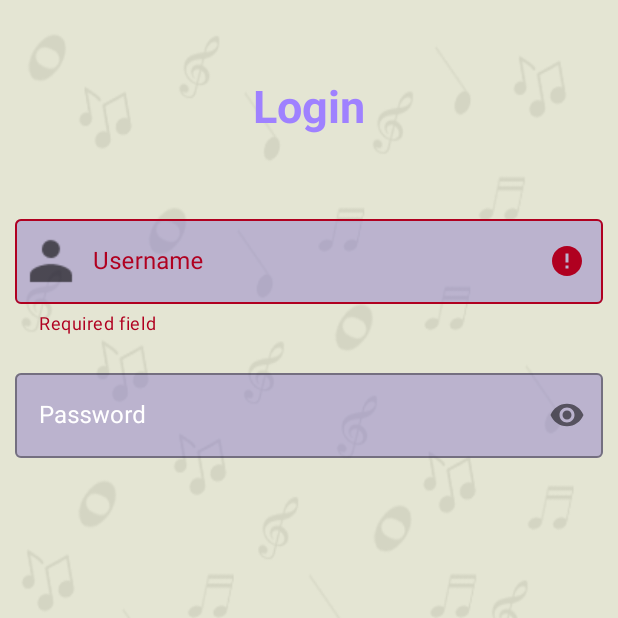
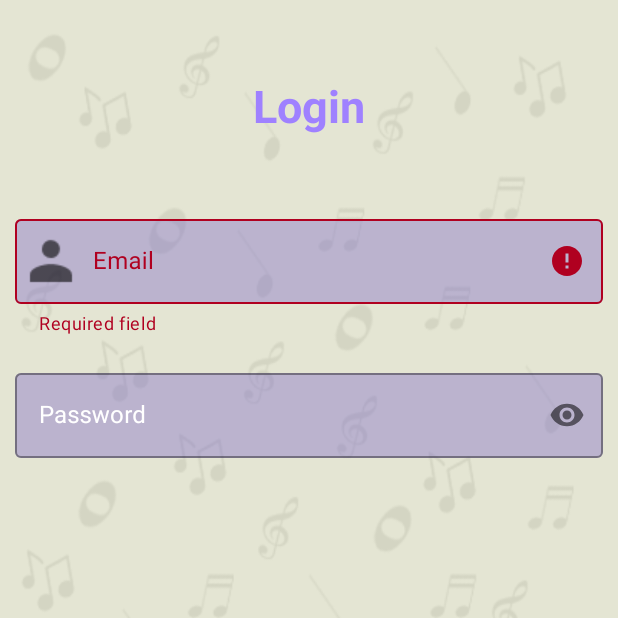
Before and after one commit to Bystron/KaraokeAppM07, an Android app: the fragment LoginFragment placed in its activity, after a tap on "LOGIN", on a phone screen of 412 x 824 dp, the top half of it. Run offline under Robolectric (Android 15) with nearby library versions, the phone set to English and light mode, and no system bars; our stand-ins replace Firebase (no records; nobody signed in at launch, a user with empty details on screens opened directly).

Commit message:
Registro, login y logout funcionales

```diff
--- a/app/build.gradle
+++ b/app/build.gradle
@@ -1,4 +1,5 @@
 apply plugin: 'com.android.application'
+apply plugin: 'com.google.gms.google-services'
 
 android {
     compileSdkVersion 30
@@ -41,6 +42,7 @@ dependencies {
     implementation 'androidx.constraintlayout:constraintlayout:2.0.4'
     implementation 'androidx.legacy:legacy-support-v4:1.0.0'
     implementation 'androidx.recyclerview:recyclerview:1.1.0'
+    implementation 'com.google.firebase:firebase-auth:20.0.4'
     testImplementation 'junit:junit:4.12'
     androidTestImplementation 'androidx.test.ext:junit:1.1.2'
     androidTestImplementation 'androidx.test.espresso:espresso-core:3.3.0'
--- a/app/src/main/java/cat/itb/karaokeapp/activities/MainActivity.java
+++ b/app/src/main/java/cat/itb/karaokeapp/activities/MainActivity.java
@@ -5,19 +5,31 @@ import android.os.Bundle;
 
 import androidx.appcompat.app.AppCompatActivity;
 
+import com.google.firebase.auth.FirebaseAuth;
+
 import cat.itb.karaokeapp.fragments.IntroFragment;
 import cat.itb.karaokeapp.R;
+import cat.itb.karaokeapp.fragments.UserContentFragment;
 
 
 public class MainActivity extends AppCompatActivity {
+
+    FirebaseAuth auth;
 
     @Override
     protected void onCreate(Bundle savedInstanceState) {
         super.onCreate(savedInstanceState);
         setContentView(R.layout.activity_main);
+
+        auth = FirebaseAuth.getInstance();
+
         if(savedInstanceState == null){
-            IntroFragment intro = new IntroFragment();
-            changeFragment(intro);
+            if(auth.getCurrentUser() != null){
+                changeFragment(new UserContentFragment());
+            }else {
+                IntroFragment intro = new IntroFragment();
+                changeFragment(intro);
+            }
         }
 
     }
--- a/app/src/main/java/cat/itb/karaokeapp/fragments/LoginFragment.java
+++ b/app/src/main/java/cat/itb/karaokeapp/fragments/LoginFragment.java
@@ -7,9 +7,16 @@ import android.view.LayoutInflater;
 import android.view.View;
 import android.view.ViewGroup;
 import android.widget.Button;
+import android.widget.ProgressBar;
 import android.widget.Toast;
 
+import androidx.annotation.NonNull;
+
+import com.google.android.gms.tasks.OnCompleteListener;
+import com.google.android.gms.tasks.Task;
 import com.google.android.material.textfield.TextInputLayout;
+import com.google.firebase.auth.AuthResult;
+import com.google.firebase.auth.FirebaseAuth;
 
 import cat.itb.karaokeapp.R;
 
@@ -19,6 +26,9 @@ public class LoginFragment extends Fragment {
     TextInputLayout psswd;
     Button loginButton;
     Button registerButton;
+
+    ProgressBar progressBar;
+    FirebaseAuth auth;
 
     public LoginFragment() {
     }
@@ -44,6 +54,9 @@ public class LoginFragment extends Fragment {
         loginButton = v.findViewById(R.id.loginButton);
         registerButton = v.findViewById(R.id.registerButton);
 
+        progressBar = v.findViewById(R.id.progressBar);
+        auth = FirebaseAuth.getInstance();
+
 
         loginButton.setOnClickListener(new View.OnClickListener() {
             @Override
@@ -51,7 +64,22 @@ public class LoginFragment extends Fragment {
                 boolean pass = checkData();
 
                 if(pass){
-                    changeFragment(new UserContentFragment());
+                    String email = username.getEditText().getText().toString();
+                    String password = psswd.getEditText().getText().toString();
+                    progressBar.setVisibility(View.VISIBLE);
+
+                    auth.signInWithEmailAndPassword(email, password).addOnCompleteListener(new OnCompleteListener<AuthResult>() {
+                        @Override
+                        public void onComplete(@NonNull Task<AuthResult> task) {
+                            if(task.isSuccessful()){
+                                Toast.makeText(getActivity(), "Logged in successfully", Toast.LENGTH_SHORT).show();
+                                changeFragment(new UserContentFragment());
+                            }else{
+                                Toast.makeText(getActivity(), "Error! " + task.getException().getMessage(), Toast.LENGTH_SHORT).show();
+                                progressBar.setVisibility(View.INVISIBLE);
+                            }
+                        }
+                    });
                 }else{
                     Toast.makeText(getActivity(), "All fields must be filled", Toast.LENGTH_SHORT).show();
                 }
--- a/app/src/main/java/cat/itb/karaokeapp/fragments/UserContentFragment.java
+++ b/app/src/main/java/cat/itb/karaokeapp/fragments/UserContentFragment.java
@@ -14,6 +14,7 @@ import android.view.ViewGroup;
 import android.widget.Button;
 
 import com.google.android.material.bottomnavigation.BottomNavigationView;
+import com.google.firebase.auth.FirebaseAuth;
 
 import cat.itb.karaokeapp.R;
 
@@ -68,6 +69,7 @@ public class UserContentFragment extends Fragment {
             @Override
             public void onClick(View v) {
 
+                FirebaseAuth.getInstance().signOut();
                 changeFragment(R.id.fragment_container, new IntroFragment());
 
             }
--- a/app/src/main/res/layout/fragment_login.xml
+++ b/app/src/main/res/layout/fragment_login.xml
@@ -23,7 +23,7 @@
         android:layout_width="match_parent"
         android:layout_height="wrap_content"
         android:layout_marginHorizontal="10dp"
-        android:hint="@string/username"
+        android:hint="@string/mail"
         android:textColorHint="#FFF"
         app:startIconDrawable="@drawable/baseline_person_black_18dp"
         android:layout_below="@+id/text"
@@ -99,4 +99,14 @@
         android:layout_centerHorizontal="true"
         android:layout_alignParentBottom="true"/>
 
+    <ProgressBar
+        android:id="@+id/progressBar"
+        style="?android:attr/progressBarStyle"
+        android:layout_width="wrap_content"
+        android:layout_height="wrap_content"
+        android:layout_below="@+id/passwordText"
+        android:layout_centerHorizontal="true"
+        android:visibility="invisible"
+        android:layout_marginTop="102dp" />
+
 </RelativeLayout>
--- a/build.gradle
+++ b/build.gradle
@@ -6,6 +6,7 @@ buildscript {
     }
     dependencies {
         classpath "com.android.tools.build:gradle:4.0.1"
+        classpath 'com.google.gms:google-services:4.3.5'
 
         // NOTE: Do not place your application dependencies here; they belong
         // in the individual module build.gradle files
```
Also changed, not shown: app/src/main/java/cat/itb/karaokeapp/fragments/RegisterFragment.java (+31 -2 lines), app/src/main/res/layout/fragment_register.xml (+7 -0 lines), 1 other file.
